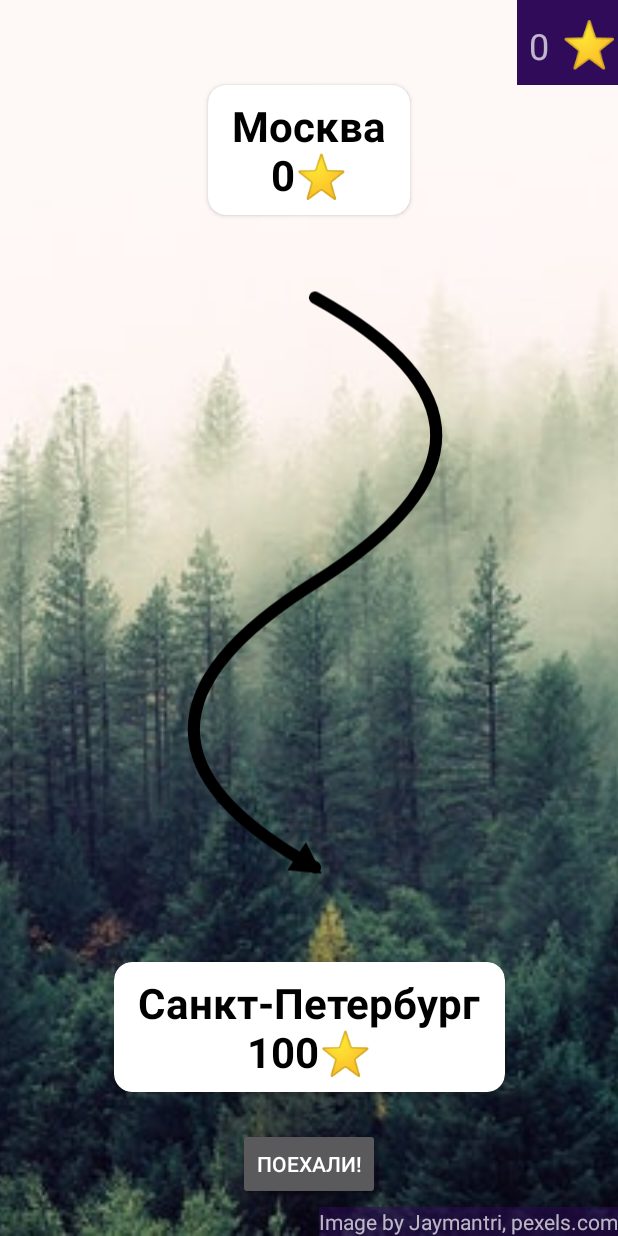
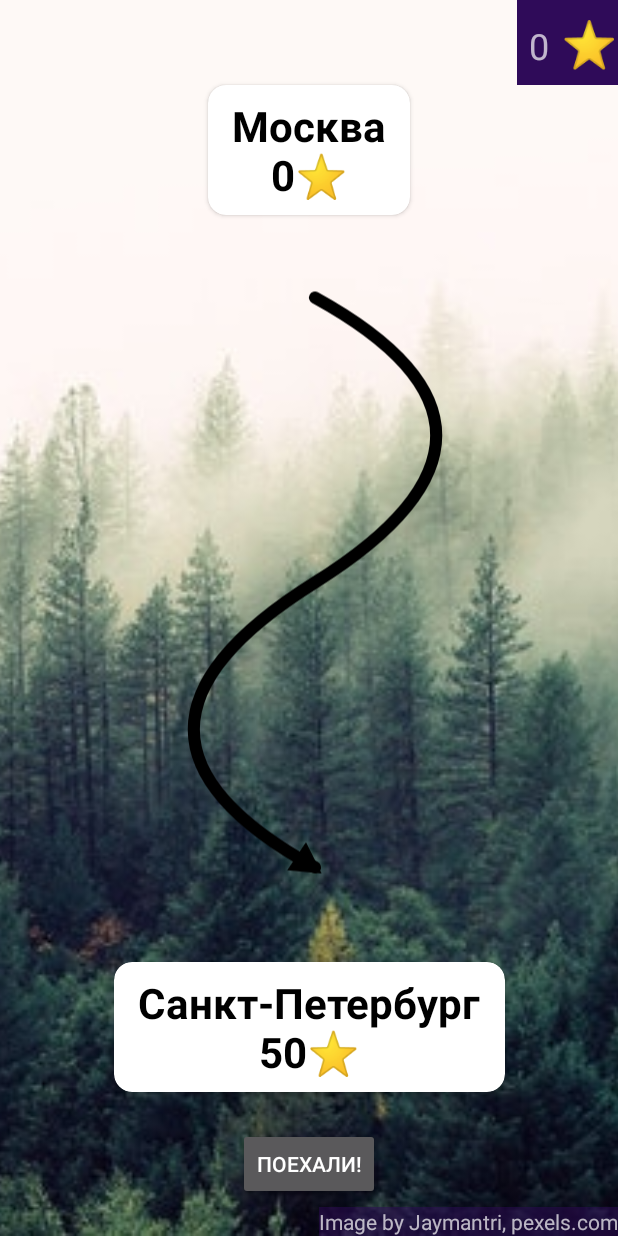
Before and after one commit to malkovvictor/erunda, an Android app: the screen it shows after launch (RoadActivity), after a tap on "ПОЕХАЛИ ДАЛЬШЕ!", on a phone screen of 412 x 824 dp. Run offline under Robolectric (Android 15) with nearby library versions, the phone set to English and light mode, and no system bars.

Commit message:
db update make singletons

```diff
--- a/app/src/main/AndroidManifest.xml
+++ b/app/src/main/AndroidManifest.xml
@@ -1,5 +1,6 @@
 <?xml version="1.0" encoding="utf-8"?>
 <manifest xmlns:android="http://schemas.android.com/apk/res/android"
+    xmlns:tools="http://schemas.android.com/tools"
     package="ru.victormalkov.android.axolotl">
 
     <application
@@ -8,7 +9,8 @@
         android:label="@string/app_name"
         android:roundIcon="@mipmap/ic_launcher_round"
         android:supportsRtl="true"
-        android:theme="@style/AppTheme">
+        android:theme="@style/AppTheme"
+        tools:ignore="GoogleAppIndexingWarning">
         <activity android:name="ru.victormalkov.android.axolotl.CityActivity">
             <intent-filter>
                 <action android:name="android.intent.action.MAIN" />
--- a/app/src/main/java/ru/victormalkov/android/axolotl/CityActivity.java
+++ b/app/src/main/java/ru/victormalkov/android/axolotl/CityActivity.java
@@ -19,7 +19,7 @@
     @Override
     protected void onCreate(Bundle savedInstanceState) {
         super.onCreate(savedInstanceState);
-        tc = new TravelController(getApplicationContext());
+        tc = TravelController.getInstance(getApplicationContext());
         if (tc.getDest() >= 0) {
             Intent i = new Intent(this, RoadActivity.class);
             i.addFlags(Intent.FLAG_ACTIVITY_CLEAR_TOP);
--- a/app/src/main/java/ru/victormalkov/android/axolotl/QuestionActivity.java
+++ b/app/src/main/java/ru/victormalkov/android/axolotl/QuestionActivity.java
@@ -74,8 +74,8 @@
                 .build();
         mAdView.loadAd(adRequest);
 
-        dbHelper = new QuizDatabaseHelper(getApplicationContext());
-        tc = new TravelController(getApplicationContext());
+        dbHelper = QuizDatabaseHelper.getInstance(getApplicationContext());
+        tc = TravelController.getInstance(getApplicationContext());
 
         ((ViewGroup) findViewById(R.id.constraintLayout)).getLayoutTransition().setDuration(TRANSITION_DURATION);
         findViewById(R.id.mapButton).setOnClickListener(new View.OnClickListener() {
--- a/app/src/main/java/ru/victormalkov/android/axolotl/QuizDatabaseHelper.java
+++ b/app/src/main/java/ru/victormalkov/android/axolotl/QuizDatabaseHelper.java
@@ -14,10 +14,19 @@
 
 public class QuizDatabaseHelper extends SQLiteOpenHelper {
     private static final String DB_NAME = "questions.db";
-    private static final int DB_VERSION = 44;
+    private static final int DB_VERSION = 53;
     private final Context myContext;
 
-    public QuizDatabaseHelper(Context context) {
+    private static QuizDatabaseHelper mInstance = null;
+
+    public static QuizDatabaseHelper getInstance(Context context) {
+        if (mInstance == null) {
+            mInstance = new QuizDatabaseHelper(context);
+        }
+        return mInstance;
+    }
+
+    private QuizDatabaseHelper(Context context) {
         super(context, DB_NAME, null, DB_VERSION);
         this.myContext = context;
     }
--- a/app/src/main/java/ru/victormalkov/android/axolotl/RoadActivity.java
+++ b/app/src/main/java/ru/victormalkov/android/axolotl/RoadActivity.java
@@ -1,19 +1,15 @@
 package ru.victormalkov.android.axolotl;
 
-import android.animation.ObjectAnimator;
-import android.animation.ValueAnimator;
 import android.content.Context;
 import android.content.Intent;
-import android.graphics.Path;
 import android.support.v7.app.AppCompatActivity;
 import android.os.Bundle;
-import android.util.Log;
+import android.text.Html;
+import android.text.method.LinkMovementMethod;
 import android.view.View;
-import android.view.animation.PathInterpolator;
 import android.widget.Button;
 import android.widget.ImageView;
 import android.widget.TextView;
-import android.widget.Toast;
 
 import java.util.ArrayList;
 
@@ -41,11 +37,15 @@
         }
 
         setContentView(R.layout.activity_road);
-        tc = new TravelController(getApplicationContext());
+        tc = TravelController.getInstance(getApplicationContext());
         ImageView iv = findViewById(R.id.roadView);
-        RoadView rv = tc.getRoadView();
+        RoadImage rv = tc.getRoadView();
         iv.setImageDrawable(rv.image);
-        ((TextView)findViewById(R.id.roadPhotoCopyright)).setText(rv.credits);
+
+        TextView roadPhotoCopyright = findViewById(R.id.roadPhotoCopyright);
+        roadPhotoCopyright.setText(Html.fromHtml(rv.credits));
+        roadPhotoCopyright.setMovementMethod(LinkMovementMethod.getInstance());
+
         int star = getApplicationContext().getSharedPreferences(getApplicationContext().getPackageName() + ".score", Context.MODE_PRIVATE).getInt("stars", tc.getSourceScore());
         ((TextView)findViewById(R.id.scoreTextView2)).setText(Integer.toString(star));
 
--- a/app/src/main/java/ru/victormalkov/android/axolotl/RoadView.java
+++ b/app/src/main/java/ru/victormalkov/android/axolotl/RoadImage.java
@@ -2,17 +2,21 @@
 
 import android.graphics.drawable.Drawable;
 
-public class RoadView {
+public class RoadImage {
     Drawable image;
     String credits;
     String symbol;
 
-    public RoadView(Drawable image, String credits) {
+    public RoadImage(Drawable image, String credits) {
         this.image = image;
         if (credits == null || credits.isEmpty()) {
             this.credits = "";
         } else {
-            this.credits = String.format("Image by %s", credits);
+            if (credits.startsWith("Image") || credits.startsWith("Изображение")) {
+                this.credits = credits;
+            } else {
+                this.credits = String.format("Image by %s", credits);
+            }
         }
         this.symbol = symbol;
     }
--- a/app/src/main/java/ru/victormalkov/android/axolotl/TravelController.java
+++ b/app/src/main/java/ru/victormalkov/android/axolotl/TravelController.java
@@ -12,6 +12,8 @@
     public static final int ROAD_TYPE_TRAIN = 1;
     public static final int ROAD_TYPE_SHIP = 2;
     public static final int ROAD_TYPE_BUS = 3;
+    public static final int ROAD_TYPE_DEER = 4;
+    public static final int ROAD_TYPE_AIRPLANE = 5;
 
 
     private int defaultStep;
@@ -19,10 +21,18 @@
     private Context mContext;
     private QuizDatabaseHelper dbh;
 
+    private static TravelController mInstance = null;
 
-    public TravelController(Context context) {
+    public static TravelController getInstance(Context context) {
+        if (mInstance == null) {
+            mInstance = new TravelController(context);
+        }
+        return mInstance;
+    }
+
+    private TravelController(Context context) {
         mContext = context;
-        dbh = new QuizDatabaseHelper(context);
+        dbh = QuizDatabaseHelper.getInstance(context);
         defaultStep = mContext.getResources().getInteger(R.integer.default_step);
     }
 
@@ -66,7 +76,7 @@
         return CityPhoto.load(dbh.getReadableDatabase(), this, id, factId);
     }
 
-    public RoadView getRoadView(int id) {
+    public RoadImage getRoadView(int id) {
         SQLiteDatabase db = dbh.getReadableDatabase();
         Cursor cur = db.rawQuery("select * from terrain where id=?", new String[] {Integer.toString(id)});
         if (cur.moveToFirst()) {
@@ -83,13 +93,13 @@
                 e.printStackTrace();
             }
             cur.close();
-            return new RoadView(d, credits);
+            return new RoadImage(d, credits);
         }
         cur.close();
         return null;
     }
 
-    public RoadView getRoadView() {
+    public RoadImage getRoadView() {
         return getRoadView(this.getTerrain());
     }
 
@@ -98,7 +108,9 @@
         switch (roadType) {
             case ROAD_TYPE_TRAIN: return mContext.getString(R.string.train);
             case ROAD_TYPE_SHIP: return mContext.getString(R.string.ship);
+            case ROAD_TYPE_DEER: return mContext.getString(R.string.deer);
             case ROAD_TYPE_BUS: return mContext.getString(R.string.bus);
+            case ROAD_TYPE_AIRPLANE: return mContext.getString(R.string.airplane);
             default: return mContext.getString(R.string.train);
         }
     }
--- a/app/src/main/res/layout/activity_question.xml
+++ b/app/src/main/res/layout/activity_question.xml
@@ -91,7 +91,7 @@
         android:layout_width="match_parent"
         android:layout_height="wrap_content"
         ads:adSize="BANNER"
-        ads:adUnitId="@string/testbannerid"
+        ads:adUnitId="@string/bannerid"
         app:layout_constraintBottom_toBottomOf="parent"
         app:layout_constraintEnd_toEndOf="parent"
         app:layout_constraintStart_toStartOf="parent"
--- a/app/src/main/res/values/settings.xml
+++ b/app/src/main/res/values/settings.xml
@@ -1,11 +1,11 @@
 <?xml version="1.0" encoding="utf-8"?>
 <resources>
-    <integer name="default_step">10</integer>
+    <integer name="default_step">100</integer>
     <integer name="delay">2000</integer>
     <integer name="transition_duration">400</integer>
 
-    <integer name="reward">4</integer>
-    <integer name="penalty">-5</integer>
+    <integer name="reward">50</integer>
+    <integer name="penalty">-3</integer>
     <integer name="hint_cost">-1</integer>
 
     <string-array name="topics">
--- a/app/src/main/res/values/strings.xml
+++ b/app/src/main/res/values/strings.xml
@@ -14,6 +14,8 @@
     <string name="train">🚅</string>
     <string name="ship">🚢</string>
     <string name="bus">🚌</string>
+    <string name="deer">🦌</string>
+    <string name="airplane">🛧</string>
 
     <string name="mapButtonText">@string/train</string>
 </resources>
```
Also changed, not shown: app/src/main/assets/questions.db, app/src/main/assets/terrain/airplane1.jpg (added), app/src/main/assets/terrain/karelia1.jpg (added), app/src/main/assets/terrain/kaukaz1.jpg (added), app/src/main/assets/terrain/murmansk.jpg (added), app/src/main/assets/terrain/volga1.jpg (added).
